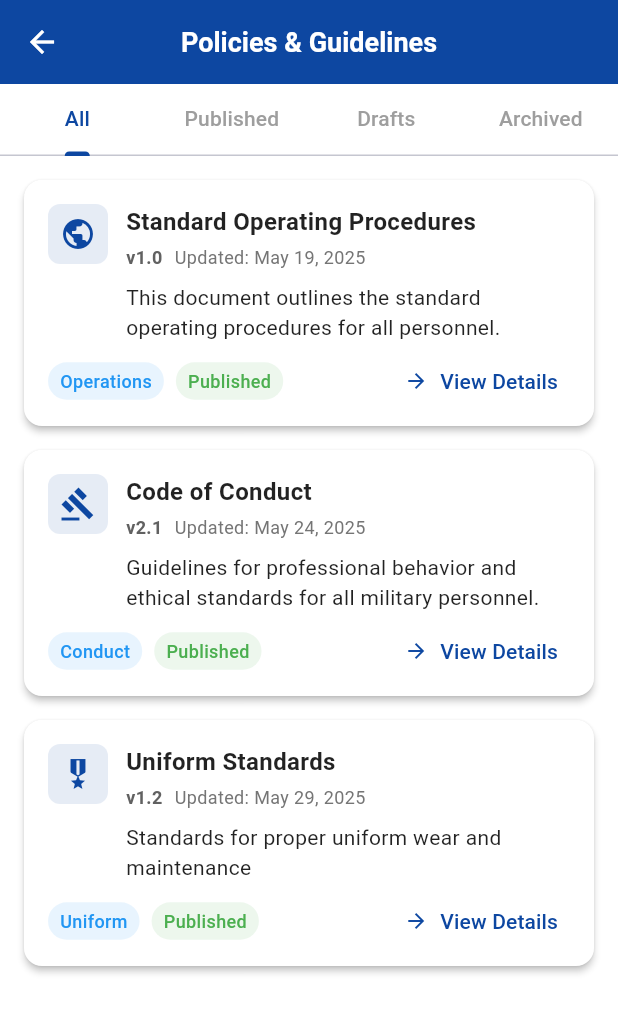
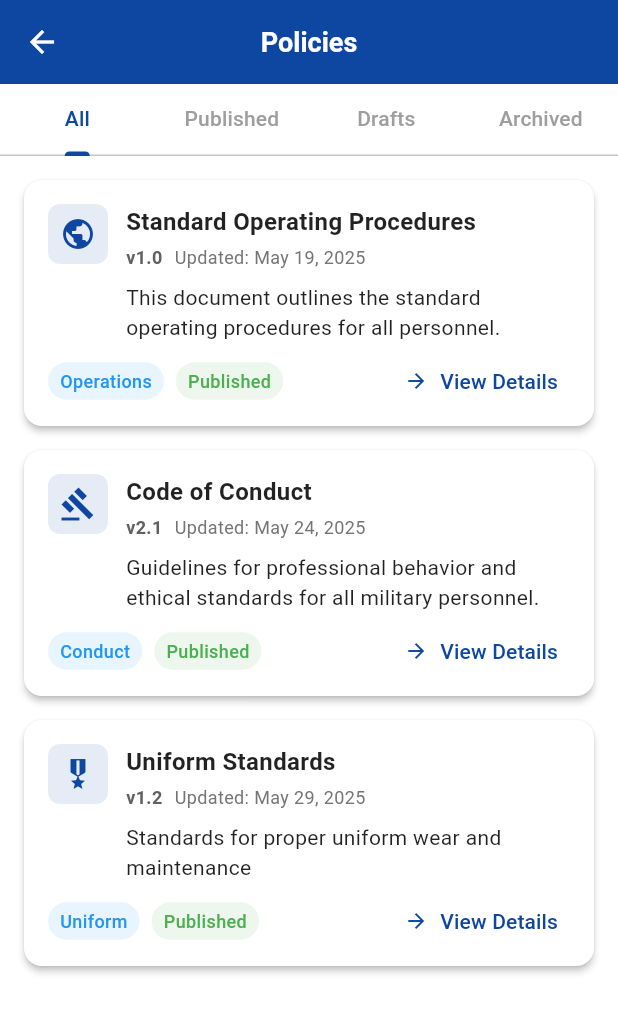
Before and after one commit to MattU27/301st-RRIBN-Management-System, a Flutter app: the PolicyScreen screen opened directly, on a phone screen of 412 x 824 dp. Shown: the top 1013 px of the screen. Run offline on Flutter 3.47's test engine with Material 3 defaults, Android fonts, the light colour scheme and no system bars; our stand-ins replace animated_text_kit, cached_network_image, dio, flutter_animate, flutter_secure_storage, flutter_spinkit and 4 more; missing offline and left inert: mailer, mongo_dart; accounts and stored records are empty; network calls fail.

Commit message:
Update policy_screen.dart

```diff
--- a/armed_forces_app/lib/screens/policy_screen.dart
+++ b/armed_forces_app/lib/screens/policy_screen.dart
@@ -116,7 +116,7 @@
   Widget build(BuildContext context) {
     return Scaffold(
       appBar: CustomAppBar(
-        title: 'Policies & Guidelines',
+        title: 'Policies',
         showBackButton: false,
       ),
       body: Column(
```
